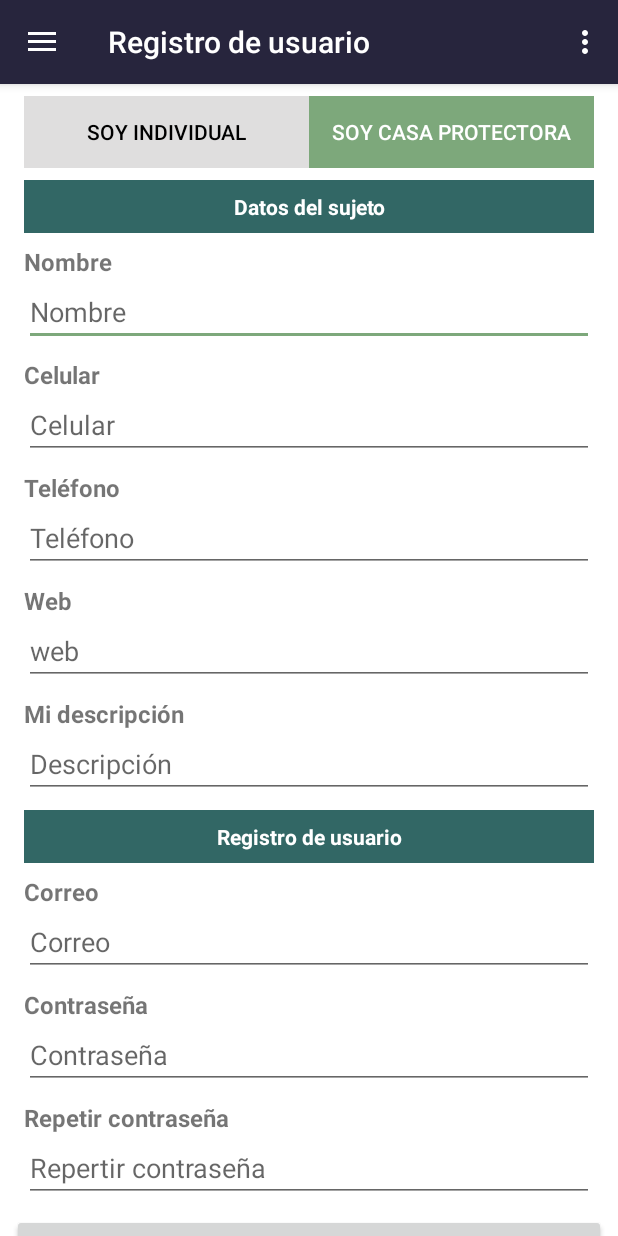
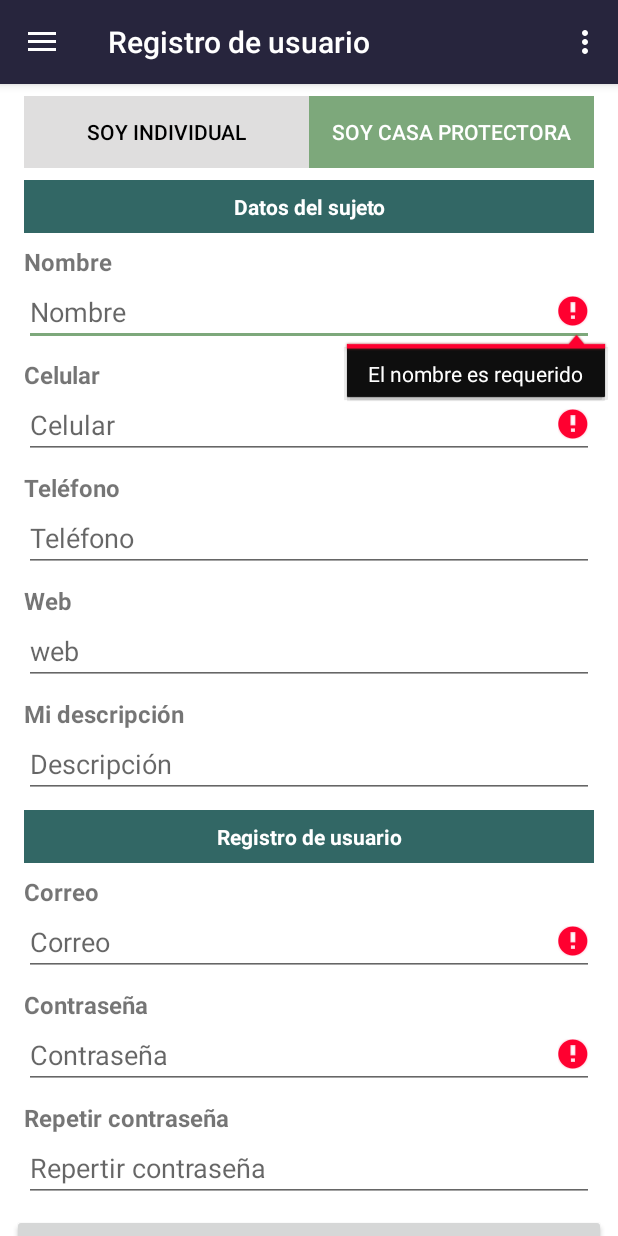
Before and after one commit to diego-anthony/PetZoo, an Android app: the fragment UserRegisterFragment placed in its activity, after a tap on "REGISTRAR", on a phone screen of 412 x 824 dp. Run offline under Robolectric (Android 15) with nearby library versions, the light colour scheme and no system bars; our stand-ins replace Volley; 2 other taps on this screen came first.

Commit message:
Registro de persona(ind. y casa) y usuario 2/2(+ validación).

```diff
--- a/app/src/main/java/com/petzoo/petzoo/UserRegisterFragment.java
+++ b/app/src/main/java/com/petzoo/petzoo/UserRegisterFragment.java
@@ -17,17 +17,15 @@ import com.android.volley.Response;
 import com.android.volley.VolleyError;
 import com.android.volley.toolbox.JsonObjectRequest;
 import com.android.volley.toolbox.Volley;
-import com.google.gson.JsonObject;
 import com.petzoo.petzoo.constants.ApiServiceConstants;
 import com.petzoo.petzoo.constants.UserConstants;
 import com.petzoo.petzoo.helpers.Msg;
+import com.petzoo.petzoo.helpers.Validator;
+import com.petzoo.petzoo.models.Usuario;
 
 import org.json.JSONArray;
 import org.json.JSONException;
 import org.json.JSONObject;
-
-import java.util.HashMap;
-
 
 public class UserRegisterFragment extends Fragment implements View.OnClickListener  {
 
@@ -96,34 +94,151 @@ public class UserRegisterFragment extends Fragment implements View.OnClickListen
 
     }
 
+    Usuario ValidarUsuario()
+    {
+        LimpiarError();
+
+        Boolean esValido = true;
+        Usuario usuario = getUsuario();
+        EditText txt = null;
+
+        if(usuario.getPassword().equals(""))
+        {
+            esValido = false;
+            _txtContrasena.setError("La contraseña es requerida");
+            txt = _txtContrasena;
+        }
+        else if(!usuario.getPassword().equals(_txtRepetirContrasena.getText().toString()))
+        {
+            esValido = false;
+            _txtRepetirContrasena.setError("Las contraseñas no coinciden");
+            txt = _txtRepetirContrasena;
+        }
+
+        if(usuario.getCorreoElectronico().equals(""))
+        {
+            esValido = false;
+            _txtCorreo.setError("El nombre es requerido");
+            txt = _txtCorreo;
+        }
+        else if(!Validator.isValidEmail(usuario.getCorreoElectronico()))
+        {
+            esValido = false;
+            _txtCorreo.setError("El correo no es válido");
+            txt = _txtCorreo;
+        }
+
+        if(!usuario.getWeb().equals("") && !Validator.isValidURL(usuario.getWeb()))
+        {
+            esValido = false;
+            _txtWeb.setError("La web no es válida");
+            txt = _txtWeb;
+        }
+
+        if(usuario.getCelular().equals(""))
+        {
+            esValido = false;
+            _txtCelular.setError("El número de celular es requerido");
+            txt = _txtCelular;
+        }
+
+        if(usuario.getNombre().equals(""))
+        {
+            esValido = false;
+            _txtNombre.setError("El nombre es requerido");
+            txt = _txtNombre;
+        }
+
+        if(!esValido)
+        {
+            usuario = null;
+            txt.requestFocus();
+        }
+
+        return usuario;
+    }
+
+    void LimpiarError()
+    {
+        _txtNombre.setError(null);
+        _txtCorreo.setError(null);
+        _txtContrasena.setError(null);
+        _txtWeb.setError(null);
+        _txtCelular.setError(null);
+    }
+
+
+    void LimpiarTxts()
+    {
+        _txtNombre.setText("");
+        _txtApellidoPaterno.setText("");
+        _txtApellidoMaterno.setText("");
+        _txtCelular.setText("");
+        _txtTelefono.setText("");
+        _txtWeb.setText("");
+        _txtDescripcion.setText("");
+        _txtCorreo.setText("");
+        _txtContrasena.setText("");
+        _txtRepetirContrasena.setText("");
+    }
+    Usuario getUsuario()
+    {
+        Usuario usuario = new Usuario();
+
+        usuario.setUsername(_txtCorreo.getText().toString().trim());
+        usuario.setPassword(_txtContrasena.getText().toString());
+        usuario.setEstado(true);
+
+        usuario.setNombre(_txtNombre.getText().toString().trim());
+        usuario.setApellidoPaterno(_txtApellidoPaterno.getText().toString().trim());
+        usuario.setApellidoMaterno(_txtApellidoMaterno.getText().toString().trim());
+        usuario.setCelular(_txtCelular.getText().toString().trim());
+        usuario.setTelefono( _txtTelefono.getText().toString().trim());
+        usuario.setDireccion("");
+        usuario.setFechaNacimiento(null);
+        usuario.setCorreoElectronico(_txtCorreo.getText().toString().trim());
+        usuario.setWeb(_txtWeb.getText().toString().trim());
+        usuario.setPresentacion(_txtDescripcion.getText().toString().trim());
+        usuario.setTipoPersona(_codTipoPersona);
+        usuario.setIdDistrito(UserConstants.ID_DISTRITO_DEFAULT);
+        usuario.setDireccion("");
+        usuario.setFechaNacimiento(null);
+        return usuario;
+    }
+
     private void RegistrarUsuario() {
         try {
 
-            JSONObject persona = new JSONObject();
-            JSONObject usuario = new JSONObject();
-            JSONArray arrayUsuario = new JSONArray();
+            Usuario usuarioEvaluado = ValidarUsuario();
 
-            persona.put("Nombre", _txtNombre.getText().toString());
-            persona.put("ApellidoPaterno", _txtApellidoPaterno.getText().toString());
-            persona.put("ApellidoMaterno", _txtApellidoMaterno.getText().toString());
-            persona.put("Celular", _txtCelular.getText().toString());
-            persona.put("Telefono", _txtTelefono.getText().toString());
-            persona.put("CorreoElectronico", _txtCorreo.getText().toString());
-            persona.put("Web", _txtWeb.getText().toString());
-            persona.put("TipoPersona", _codTipoPersona);
-            persona.put("Presentacion", _txtDescripcion.getText().toString());
-            persona.put("IdDistrito", UserConstants.ID_DISTRITO_DEFAULT);
-            persona.put("Direccion", "");
-            persona.put("FechaNacimiento",null);
+            if(usuarioEvaluado!=null)
+            {
+                JSONObject persona = new JSONObject();
+                JSONObject usuario = new JSONObject();
+                JSONArray arrayUsuario = new JSONArray();
 
-           // usuario.put("Username",_txtCorreo.getText().toString());
-            //usuario.put("Password",_txtContrasena.getText().toString());
+                usuario.put("Username",usuarioEvaluado.getCorreoElectronico());
+                usuario.put("Password",usuarioEvaluado.getPassword());
+                usuario.put("Activo",usuarioEvaluado.getEstado());
 
-            //arrayUsuario.put(usuario);
+                arrayUsuario.put(usuario);
 
-           // persona.put("Usuario",arrayUsuario);
+                persona.put("Usuario",arrayUsuario);
+                persona.put("Nombre", usuarioEvaluado.getNombre());
+                persona.put("ApellidoPaterno",usuarioEvaluado.getApellidoPaterno());
+                persona.put("ApellidoMaterno", usuarioEvaluado.getApellidoMaterno());
+                persona.put("Celular", usuarioEvaluado.getCelular());
+                persona.put("Telefono",usuarioEvaluado.getTelefono());
+                persona.put("CorreoElectronico", usuarioEvaluado.getCorreoElectronico());
+                persona.put("Web", usuarioEvaluado.getWeb());
+                persona.put("TipoPersona", usuarioEvaluado.getTipoPersona());
+                persona.put("Presentacion", usuarioEvaluado.getPresentacion());
+                persona.put("IdDistrito", usuarioEvaluado.getIdDistrito());
+                persona.put("Direccion", usuarioEvaluado.getDireccion());
+                persona.put("FechaNacimiento",usuarioEvaluado.getFechaNacimiento());
 
-            postData(ApiServiceConstants.URL_BASE+"/api/Persona",persona);
+                postData(ApiServiceConstants.URL_BASE+"/api/Persona",persona);
+            }
 
         } catch (JSONException e) {
             e.printStackTrace();
@@ -154,6 +269,9 @@ public class UserRegisterFragment extends Fragment implements View.OnClickListen
 
     void CambiarForm(String codTipoPersona)
     {
+        LimpiarError();
+        LimpiarTxts();
+
         _codTipoPersona = codTipoPersona;
 
         if(_codTipoPersona == UserConstants.COD_CASA_PROTECTORA)
--- a/app/src/main/java/com/petzoo/petzoo/models/Usuario.java
+++ b/app/src/main/java/com/petzoo/petzoo/models/Usuario.java
@@ -4,16 +4,21 @@ public class Usuario {
     private int IdUsuario;
     private String Username;
     private String Password;
-    private int IdPersona;
+    private Boolean Estado;
+
     private String Nombre;
     private String ApellidoPaterno;
     private String ApellidoMaterno;
     private String Celular;
+    private String TipoPersona;
     private String Telefono = null;
     private String Direccion = null;
     private String FechaNacimiento = null;
     private String CorreoElectronico;
+    private String Presentacion;
     private String Web = null;
+    private int IdPersona;
+    private int IdDistrito;
 
 public Usuario(int idUsuario, String username, String password)
 {
@@ -21,6 +26,29 @@ public Usuario(int idUsuario, String username, String password)
     setUsername(username);
     setPassword(password);
 }
+
+    public Usuario(int idUsuario, String username, String password,
+                   String nombre, String apellidoPaterno,String apellidoMaterno,
+                   String celular,String telefono,String direccion,String fechaNacimiento,
+                   String correoElectronico, String web, String presentacion,
+                   String tipoPersona, int idDistrito)
+    {
+        setIdUsuario(idUsuario);
+        setUsername(username);
+        setPassword(password);
+        setNombre(nombre);
+        setApellidoPaterno(apellidoPaterno);
+        setApellidoMaterno(apellidoMaterno);
+        setCelular(celular);
+        setTelefono(telefono);
+        setDireccion(direccion);
+        setFechaNacimiento(fechaNacimiento);
+        setCorreoElectronico(correoElectronico);
+        setWeb(web);
+        setPresentacion(presentacion);
+        setTipoPersona(tipoPersona);
+        setIdDistrito(idDistrito);
+    }
 
     public Usuario()
     {
@@ -81,6 +109,19 @@ public Usuario(int idUsuario, String username, String password)
         return Web;
     }
 
+    public String getPresentacion() {
+        return Presentacion;
+    }
+    public String getTipoPersona() {
+        return TipoPersona;
+    }
+    public Boolean getEstado() {
+        return Estado;
+    }
+    public int getIdDistrito() {
+        return IdDistrito;
+    }
+
     // Setter Methods
 
     public void setIdUsuario(int IdUsuario) {
@@ -134,4 +175,21 @@ public Usuario(int idUsuario, String username, String password)
     public void setWeb(String Web) {
         this.Web = Web;
     }
+
+    public void setPresentacion(String Presentacion) {
+        this.Presentacion = Presentacion;
+    }
+
+    public void setTipoPersona(String TipoPersona) {
+        this.TipoPersona = TipoPersona;
+    }
+
+    public void setEstado(Boolean Estado) {
+        this.Estado = Estado;
+    }
+
+    public void setIdDistrito(int IdDistrito) {
+        this.IdDistrito = IdDistrito;
+    }
+
 }
```
Also changed, not shown: app/src/main/java/com/petzoo/petzoo/helpers/Validator.java (added, +18 -0 lines).
